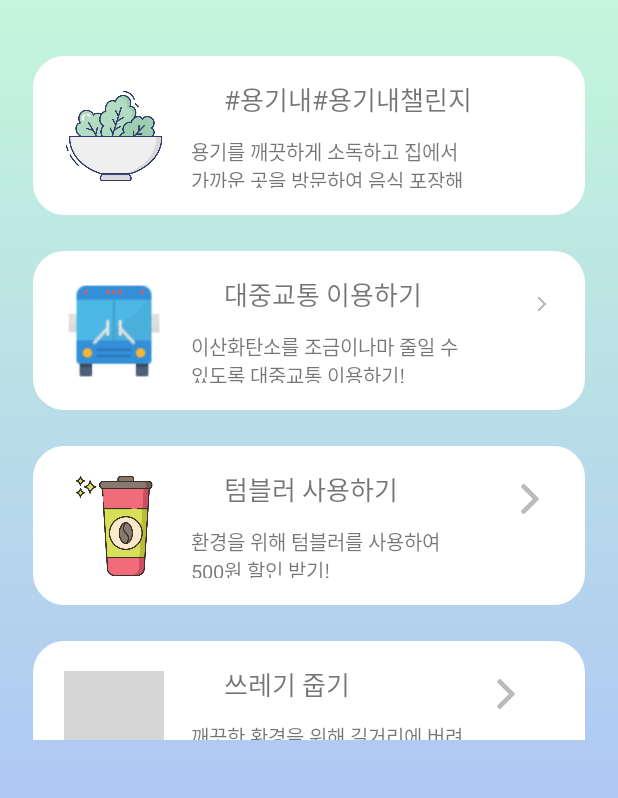
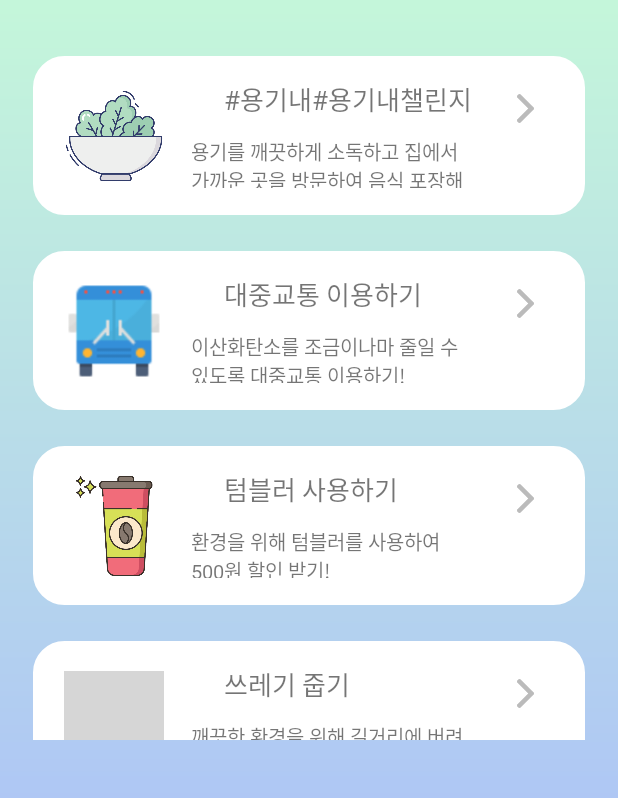
Before and after one commit to jxxny/GreenDay, an Android app: the challenge screen opened directly, with no data from a screen before it, on a phone screen of 412 x 824 dp. Shown: the part 147-945 px from the top of the screen. Run offline under Robolectric (Android 15) with nearby library versions, the phone set to English and light mode, and no system bars; grey boxes are pictures that could not be loaded.

Commit message:
한번 바꿔봄

```diff
--- a/app/src/main/res/layout/challenge_list.xml
+++ b/app/src/main/res/layout/challenge_list.xml
@@ -12,14 +12,11 @@
         android:layout_height="wrap_content"
         android:layout_marginStart="129dp"
         android:layout_marginLeft="129dp"
-        android:layout_marginEnd="75dp"
-        android:layout_marginRight="75dp"
         android:layout_marginBottom="12dp"
         android:fontFamily="@font/nanum_eb"
         android:text="#용기내 #용기내챌린지"
         android:textSize="17sp"
         app:layout_constraintBottom_toTopOf="@+id/chall_intro"
-        app:layout_constraintEnd_toStartOf="@+id/imageView2"
         app:layout_constraintStart_toStartOf="parent" />
 
     <TextView
@@ -39,13 +36,12 @@
 
     <ImageView
         android:id="@+id/imageView2"
-        android:layout_width="0dp"
-        android:layout_height="20dp"
+        android:layout_width="31dp"
+        android:layout_height="19dp"
         android:layout_marginTop="27dp"
         android:layout_marginEnd="26dp"
         android:layout_marginRight="26dp"
         app:layout_constraintEnd_toEndOf="parent"
-        app:layout_constraintStart_toEndOf="@+id/chall_title"
         app:layout_constraintTop_toTopOf="parent"
         app:srcCompat="@drawable/g_arrow_right" />
 
```
